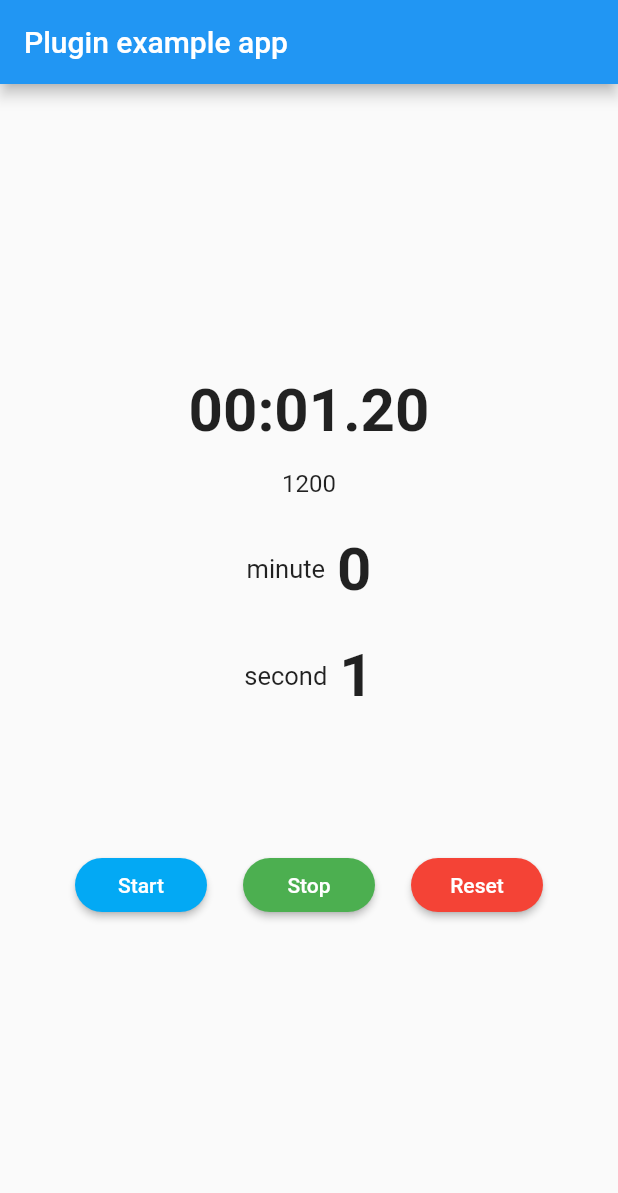
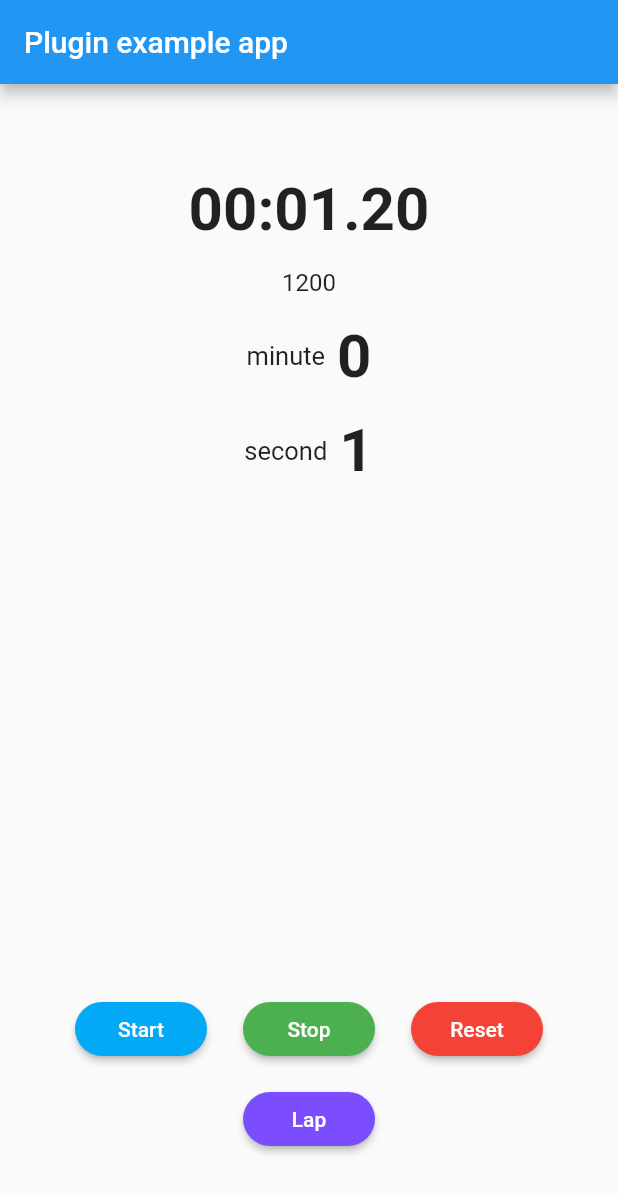
Before and after one commit to hukusuke1007/stop_watch_timer, a Flutter app: the screen it shows after launch, after a tap on "Start", on a phone screen of 412 x 824 dp. Shown: the top 1193 px of the screen. Run offline on Flutter 3.47's test engine with Material 2 defaults, Android fonts, the phone set to English and light mode, and no system bars; Roboto replaces fonts that are missing (Helvetica).

Commit message:
modify feature

```diff
--- a/stop_watch_timer/example/lib/main.dart
+++ b/stop_watch_timer/example/lib/main.dart
@@ -12,6 +12,8 @@ class _MyAppState extends State<MyApp> {
 
   final StopWatchTimer _stopWatchTimer = StopWatchTimer();
 
+  final _scrollController = ScrollController();
+
   @override
   void initState() {
     super.initState();
@@ -22,6 +24,7 @@ class _MyAppState extends State<MyApp> {
     super.dispose();
     await _stopWatchTimer.dispose();
   }
+
 
   @override
   Widget build(BuildContext context) {
@@ -37,7 +40,7 @@ class _MyAppState extends State<MyApp> {
             children: <Widget>[
               /// Display stop watch time
               Padding(
-                padding: const EdgeInsets.only(bottom: 8),
+                padding: const EdgeInsets.only(bottom: 0),
                 child: StreamBuilder<int>(
                   stream: _stopWatchTimer.rawTime,
                   initialData: 0,
@@ -75,7 +78,7 @@ class _MyAppState extends State<MyApp> {
               ),
               /// Display every minute.
               Padding(
-                padding: const EdgeInsets.only(bottom: 8),
+                padding: const EdgeInsets.only(bottom: 0),
                 child: StreamBuilder<int>(
                   stream: _stopWatchTimer.minuteTime,
                   initialData: 0,
@@ -121,7 +124,7 @@ class _MyAppState extends State<MyApp> {
               ),
               /// Display every second.
               Padding(
-                padding: const EdgeInsets.only(bottom: 60),
+                padding: const EdgeInsets.only(bottom: 0),
                 child: StreamBuilder<int>(
                   stream: _stopWatchTimer.secondTime,
                   initialData: 0,
@@ -165,9 +168,60 @@ class _MyAppState extends State<MyApp> {
                   },
                 ),
               ),
+              /// Lap time.
+              Container(
+                height: 300,
+                margin: const EdgeInsets.all(8),
+                child: StreamBuilder<List<StopWatchRecord>>(
+                  stream: _stopWatchTimer.records,
+                  initialData: const [],
+                  builder: (context, snap) {
+                    final value = snap.data;
+                    if (value.isEmpty) {
+                      return Container();
+                    }
+                    Future.delayed(const Duration(milliseconds: 100), () {
+                      _scrollController.animateTo(
+                          _scrollController.position.maxScrollExtent,
+                          duration: const Duration(milliseconds: 200),
+                          curve: Curves.easeOut
+                      );
+                    });
+                    print('Listen records. $value');
+                    return ListView.builder(
+                      controller: _scrollController,
+                      scrollDirection: Axis.vertical,
+                      itemBuilder: (BuildContext context, int index) {
+                        final data = value[index];
+                        return Column(
+                          children: <Widget>[
+                            Padding(
+                              padding: const EdgeInsets.all(8),
+                              child: Text(
+                                '${index + 1} ${data.displayTime}',
+                                style: TextStyle(
+                                  fontSize: 17,
+                                  fontFamily: 'Helvetica',
+                                  fontWeight: FontWeight.bold
+                                ),
+                              ),
+                            ),
+                            const Divider(height: 1,)
+                          ],
+                        );
+                      },
+                      itemCount: value.length,
+                    );
+                  },
+                ),
+              ),
               /// Button
               Padding(
-                padding: const EdgeInsets.all(12),
+                padding: const EdgeInsets.all(2),
+                child: Column(
+                  children: <Widget>[
+                    Padding(
+                      padding: const EdgeInsets.only(bottom: 0),
                       child: Row(
                         mainAxisAlignment: MainAxisAlignment.center,
                         children: <Widget>[
@@ -209,6 +263,29 @@ class _MyAppState extends State<MyApp> {
                           ),
                         ],
                       ),
+                    ),
+                    Padding(
+                      padding: const EdgeInsets.all(0),
+                      child: Row(
+                        mainAxisAlignment: MainAxisAlignment.center,
+                        children: <Widget>[
+                          Padding(
+                            padding: const EdgeInsets.all(0),
+                            child: RaisedButton(
+                              padding: const EdgeInsets.all(4),
+                              color: Colors.deepPurpleAccent,
+                              shape: const StadiumBorder(),
+                              onPressed: () async {
+                                _stopWatchTimer.lap();
+                              },
+                              child: Text('Lap', style: TextStyle(color: Colors.white),),
+                            ),
+                          ),
+                        ],
+                      ),
+                    ),
+                  ],
+                )
               )
             ],
           ),
--- a/stop_watch_timer/lib/stop_watch_timer.dart
+++ b/stop_watch_timer/lib/stop_watch_timer.dart
@@ -1,4 +1,17 @@
 import 'dart:async';
+
+class StopWatchRecord {
+  StopWatchRecord({
+    this.rawValue,
+    this.minute,
+    this.second,
+    this.displayTime,
+  });
+  int rawValue;
+  int minute;
+  int second;
+  String displayTime;
+}
 
 class StopWatchTimer {
   StopWatchTimer() {
@@ -16,22 +29,30 @@ class StopWatchTimer {
   final StreamController<int> _minuteTimeController = StreamController<int>();
   Stream<int> get minuteTime => _minuteTimeController.stream;
 
+  final StreamController<List<StopWatchRecord>> _recordsController = StreamController<List<StopWatchRecord>>();
+  Stream<List<StopWatchRecord>> get records => _recordsController.stream;
+
   Timer _timer;
   int _startTime = 0;
   int _stopTime = 0;
   int _second;
   int _minute;
+  int _rawValue = 0;
+  List<StopWatchRecord> _records = [];
 
   Future dispose() async {
     await _elapsedTime.close();
     await _rawTimeController.close();
     await _secondTimeController.close();
     await _minuteTimeController.close();
+    await _recordsController.close();
   }
 
   void start() {
-    _startTime = DateTime.now().millisecondsSinceEpoch;
-    _timer = Timer.periodic(const Duration(milliseconds: 1), _handle);
+    if (_timer == null || !_timer.isActive) {
+      _startTime = DateTime.now().millisecondsSinceEpoch;
+      _timer = Timer.periodic(const Duration(milliseconds: 1), _handle);
+    }
   }
 
   void stop() {
@@ -51,7 +72,22 @@ class StopWatchTimer {
     _stopTime = 0;
     _second = null;
     _minute = null;
+    _records = [];
+    _rawValue = 0;
+    _recordsController.add(_records);
     _elapsedTime.add(0);
+  }
+
+  void lap() {
+    if (_timer != null && _timer.isActive) {
+      _records.add(StopWatchRecord(
+        rawValue: _rawValue,
+        minute: _getMinute(_rawValue),
+        second: _getSecond(_rawValue),
+        displayTime: getDisplayTime(_rawValue),
+      ));
+      _recordsController.add(_records);
+    }
   }
 
   String getDisplayTime(int value, {
@@ -87,8 +123,10 @@ class StopWatchTimer {
   }
 
   Future _configure() async {
-    _elapsedTime.add(0);
+//    _recordsController.add([]);
+//    _elapsedTime.add(0);
     _elapsedTime.stream.listen((value) {
+      _rawValue = value;
       _rawTimeController.add(value);
       final latestSecond = _getSecond(value);
       if (_second != latestSecond) {
```
Lines whose indentation alone changed are shown as unchanged.
